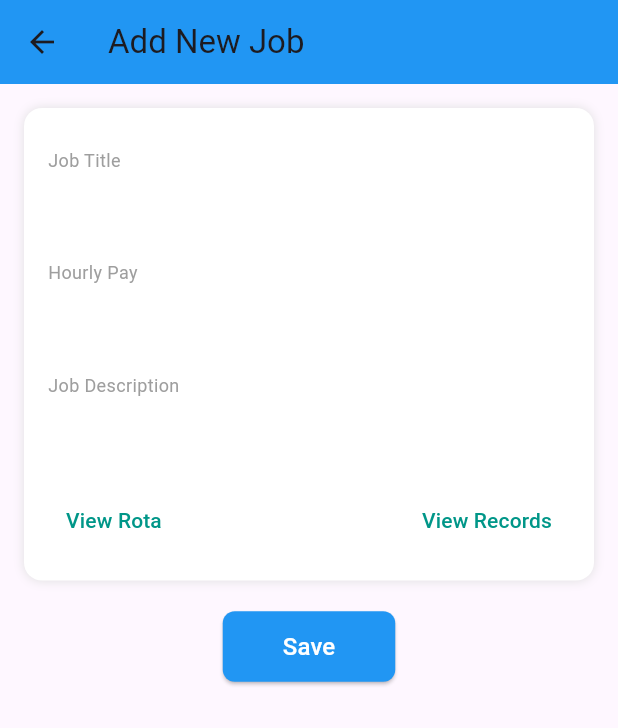
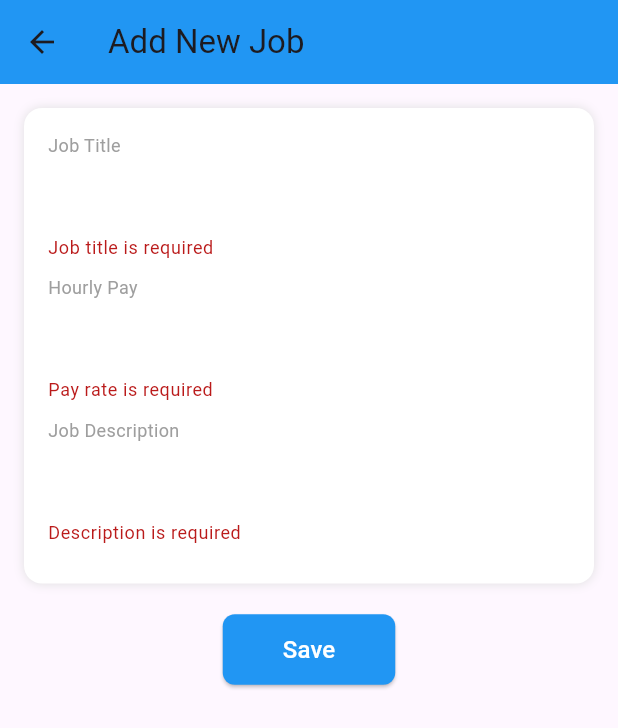
Before and after one commit to jayrnasit200/pfm, a Flutter app: the NewJobScreen screen opened directly, after a tap on "Save", on a phone screen of 412 x 824 dp. Shown: the top 728 px of the screen. Run offline on Flutter 3.47's test engine with Material 3 defaults, Android fonts, the phone set to English and light mode, and no system bars; our stand-ins replace curved_navigation_bar, flutter_slidable, shared_preferences, table_calendar; accounts and stored records are empty.

Commit message:
16 mar 25

```diff
--- a/analysis_options.yaml
+++ b/analysis_options.yaml
@@ -7,6 +7,9 @@
 
 # The following line activates a set of recommended lints for Flutter apps,
 # packages, and plugins designed to encourage good coding practices.
+analyzer:
+  errors:
+    avoid_print: ignore
 include: package:flutter_lints/flutter.yaml
 
 linter:
--- a/lib/screen/earning.dart
+++ b/lib/screen/earning.dart
@@ -40,7 +40,8 @@ class _earningState extends State<earning> {
       final response = await http.get(Uri.parse(url));
 
       print("Response Status Code: ${response.statusCode}");
-      print("Response Body: ${response.body}");
+      var listdata = response.body;
+      // print(listdata['data']);
 
       if (response.statusCode == 200) {
         try {
--- a/lib/screen/new_job.dart
+++ b/lib/screen/new_job.dart
@@ -1,5 +1,8 @@
 import 'package:flutter/material.dart';
-import 'package:pfm/screen/rota.dart';
+import 'package:http/http.dart' as http;
+import 'dart:convert';
+
+import 'package:shared_preferences/shared_preferences.dart';
 
 class NewJobScreen extends StatefulWidget {
   final Map<String, dynamic>? jobData;
@@ -11,19 +14,57 @@ class NewJobScreen extends StatefulWidget {
 }
 
 class _NewJobScreenState extends State<NewJobScreen> {
+  final _formKey = GlobalKey<FormState>();
   final TextEditingController jobTitleController = TextEditingController();
-  final TextEditingController payrateontroller = TextEditingController();
+  final TextEditingController payRateController = TextEditingController();
   final TextEditingController descriptionController = TextEditingController();
+  bool isLoading = false;
 
   @override
   void initState() {
     super.initState();
     if (widget.jobData != null) {
       jobTitleController.text = widget.jobData!['jobTitle'] ?? "";
-      payrateontroller.text = widget.jobData!['industry'] ?? "";
-      descriptionController.text =
-          widget.jobData!['hourlyPay']?.toString() ?? "";
+      payRateController.text = widget.jobData!['hourlyPay']?.toString() ?? "";
+      descriptionController.text = widget.jobData!['description'] ?? "";
     }
+  }
+
+  Future<void> _saveJob() async {
+    if (!_formKey.currentState!.validate()) return;
+
+    setState(() => isLoading = true);
+
+    try {
+      final prefs = await SharedPreferences.getInstance();
+      int? userId = prefs.getInt('id');
+      final response = await http.post(
+        Uri.parse('http://127.0.0.1:8000/api/createjob'),
+        headers: {"Content-Type": "application/json"},
+        body: jsonEncode({
+          "Jobtitle": jobTitleController.text,
+          "payrate": payRateController.text,
+          "description": descriptionController.text,
+          "user_id": userId,
+        }),
+      );
+      // print(response.body);
+      if (response.statusCode == 201) {
+        // Navigator.pop(context, true); // Close screen on success
+      } else {
+        _showError("Failed to save job. Try again.");
+      }
+    } catch (e) {
+      _showError("Error: $e");
+    }
+
+    setState(() => isLoading = false);
+  }
+
+  void _showError(String message) {
+    ScaffoldMessenger.of(context).showSnackBar(
+      SnackBar(content: Text(message), backgroundColor: Colors.red),
+    );
   }
 
   @override
@@ -37,6 +78,8 @@ class _NewJobScreenState extends State<NewJobScreen> {
       ),
       body: Padding(
         padding: const EdgeInsets.all(16.0),
+        child: Form(
+          key: _formKey,
           child: Column(
             crossAxisAlignment: CrossAxisAlignment.start,
             children: [
@@ -44,6 +87,7 @@ class _NewJobScreenState extends State<NewJobScreen> {
               const SizedBox(height: 20),
               _buildSaveButton(),
             ],
+          ),
         ),
       ),
     );
@@ -60,55 +104,37 @@ class _NewJobScreenState extends State<NewJobScreen> {
       child: Column(
         crossAxisAlignment: CrossAxisAlignment.start,
         children: [
-          const SizedBox(height: 10),
           const Text("Job Title",
               style: TextStyle(color: Colors.grey, fontSize: 12)),
-          TextField(
+          TextFormField(
             controller: jobTitleController,
+            validator: (value) =>
+                value!.isEmpty ? "Job title is required" : null,
             decoration: const InputDecoration(border: InputBorder.none),
             style: const TextStyle(fontSize: 18, fontWeight: FontWeight.bold),
           ),
           const SizedBox(height: 10),
           const Text("Hourly Pay",
               style: TextStyle(color: Colors.grey, fontSize: 12)),
-          TextField(
-            controller: payrateontroller,
+          TextFormField(
+            controller: payRateController,
+            keyboardType: TextInputType.number,
+            validator: (value) =>
+                value!.isEmpty ? "Pay rate is required" : null,
             decoration: const InputDecoration(border: InputBorder.none),
             style: const TextStyle(fontSize: 18, fontWeight: FontWeight.bold),
           ),
           const SizedBox(height: 10),
           const Text("Job Description",
               style: TextStyle(color: Colors.grey, fontSize: 12)),
-          TextField(
+          TextFormField(
             controller: descriptionController,
+            validator: (value) =>
+                value!.isEmpty ? "Description is required" : null,
             decoration: const InputDecoration(border: InputBorder.none),
             style: const TextStyle(fontSize: 18, fontWeight: FontWeight.bold),
           ),
           const SizedBox(height: 10),
-          Row(
-            mainAxisAlignment: MainAxisAlignment.spaceBetween,
-            children: [
-              TextButton(
-                  onPressed: () {
-                    Navigator.push(
-                      context,
-                      PageRouteBuilder(
-                        pageBuilder: (context, animation1, animation2) =>
-                            rotaScreen(1),
-                        transitionDuration: Duration.zero,
-                        reverseTransitionDuration: Duration.zero,
-                      ),
-                      // MaterialPageRoute(builder: (context) => const Spending()),
-                    );
-                  },
-                  child: const Text("View Rota",
-                      style: TextStyle(color: Colors.teal))),
-              TextButton(
-                  onPressed: () {},
-                  child: const Text("View Records",
-                      style: TextStyle(color: Colors.teal))),
-            ],
-          ),
         ],
       ),
     );
@@ -122,18 +148,12 @@ class _NewJobScreenState extends State<NewJobScreen> {
           padding: const EdgeInsets.symmetric(horizontal: 40, vertical: 12),
           shape: RoundedRectangleBorder(borderRadius: BorderRadius.circular(8)),
         ),
-        onPressed: () {
-          _saveJob();
-        },
-        child: const Text("Save",
+        onPressed: isLoading ? null : _saveJob,
+        child: isLoading
+            ? const CircularProgressIndicator(color: Colors.white)
+            : const Text("Save",
                 style: TextStyle(color: Colors.white, fontSize: 16)),
       ),
     );
   }
-
-  void _saveJob() {
-    // Handle job saving logic (send data to backend or store locally)
-    print("Job Saved: ${jobTitleController.text}");
-    // Navigator.pop(context, true);
 }
-}
```
Also changed, not shown: 52 other files. Lines whose indentation alone changed are shown as unchanged.
